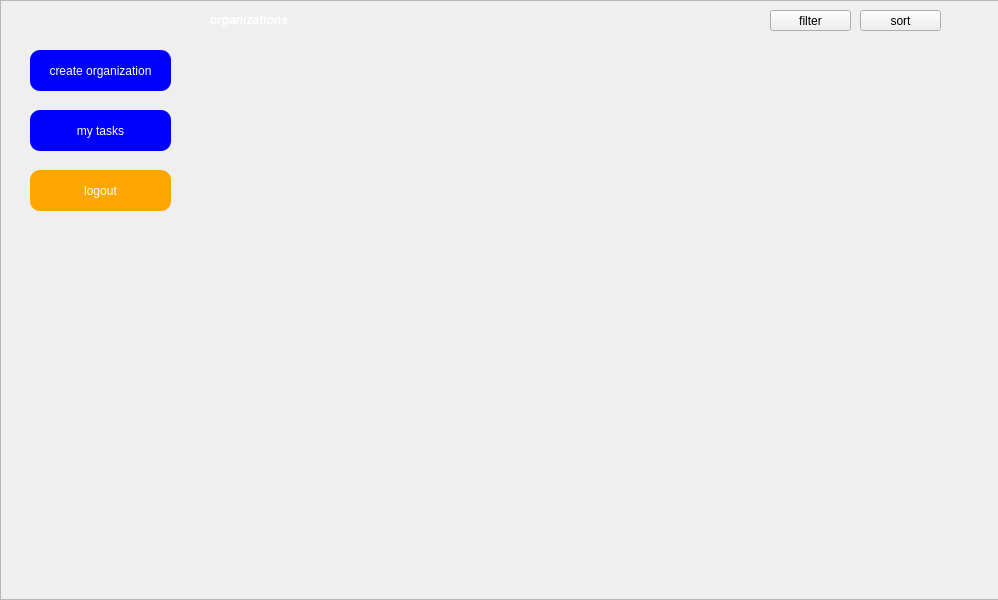
The window that client/home.ui (imanzk/Task-Manager-Application) describes before a commit, drawn with Qt 5.
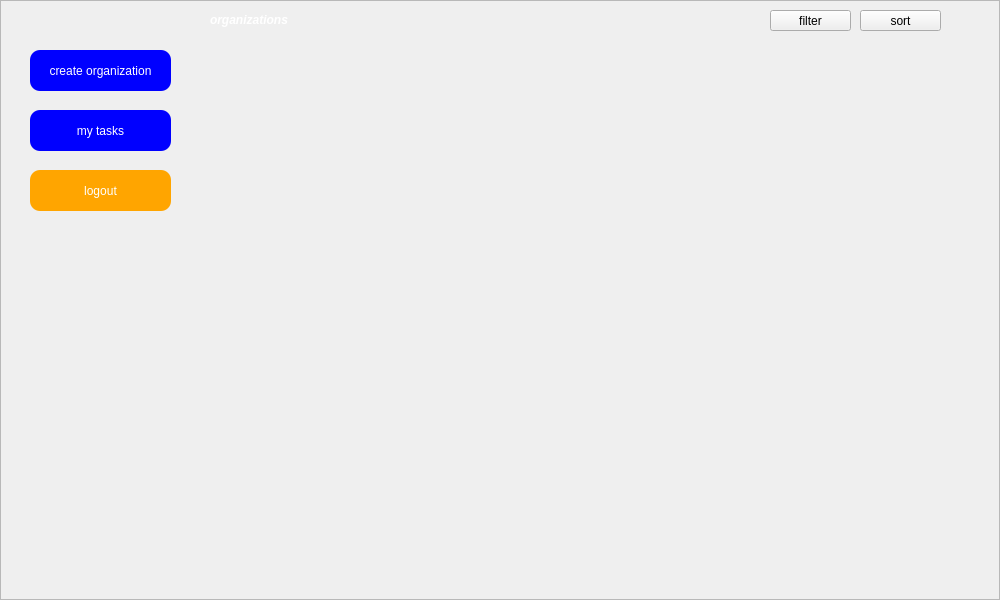
The same window after the commit.

Diff of the .ui file:
```diff
--- a/client/home.ui
+++ b/client/home.ui
@@ -6,7 +6,7 @@
    <rect>
     <x>0</x>
     <y>0</y>
-    <width>998</width>
+    <width>1000</width>
     <height>600</height>
    </rect>
   </property>
@@ -38,9 +38,9 @@
     <property name="geometry">
      <rect>
       <x>210</x>
-      <y>50</y>
+      <y>40</y>
       <width>731</width>
-      <height>501</height>
+      <height>521</height>
      </rect>
     </property>
     <property name="cursor" stdset="0">
@@ -58,7 +58,7 @@
        <x>0</x>
        <y>0</y>
        <width>731</width>
-       <height>501</height>
+       <height>521</height>
       </rect>
      </property>
     </widget>
```
Left out of the diff: 3 changed lines with no effect on the pictures.
